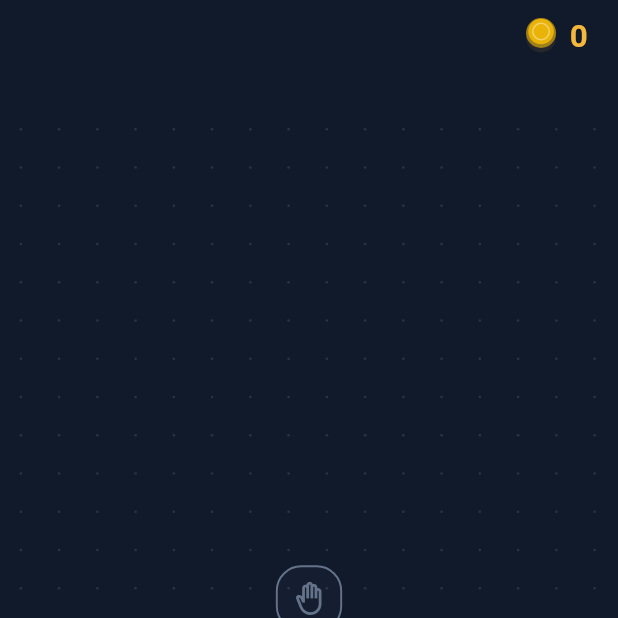
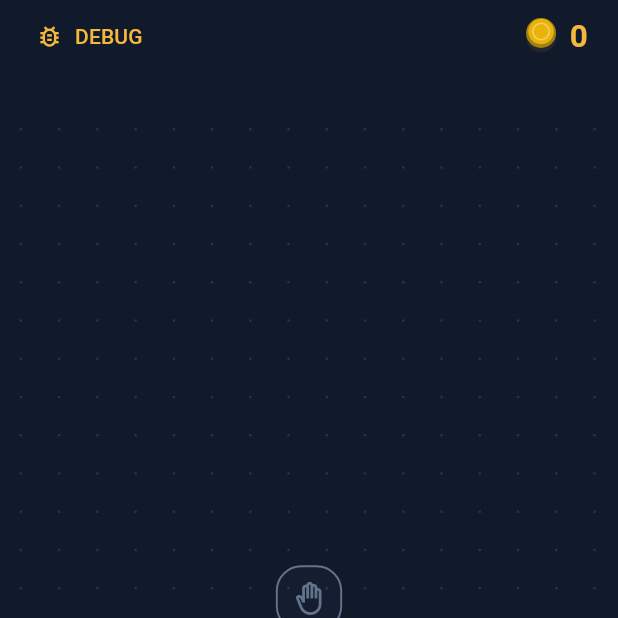
Before and after one commit to migdlp/incremental_hole_game, a Flutter app: the screen it shows after launch, after a tap on "Ir al árbol de mejoras", on a phone screen of 412 x 824 dp, the top half of it. Run offline on Flutter 3.47's test engine with Material 3 defaults, Android fonts, the phone set to English and light mode, and no system bars; our stand-ins replace shared_preferences; missing offline and left inert: flame.

Commit message:
fix: expose debug button and adjust board layout

```diff
--- a/lib/app/game_app.dart
+++ b/lib/app/game_app.dart
@@ -414,7 +414,7 @@ class _DayScreenState extends State<DayScreen> {
                                 ),
                                 const SizedBox(height: 8),
                                 const Text(
-                                  'El tiempo está detenido. Tu jardín te espera.',
+                                  'El tiempo está detenido.',
                                   textAlign: TextAlign.center,
                                 ),
                                 SwitchListTile(
--- a/lib/features/board/domain/board.dart
+++ b/lib/features/board/domain/board.dart
@@ -60,8 +60,8 @@ class Board {
     broomPosition = Vec(width - broomHalfWidth - 20, 100);
   }
   static const width = 360.0, height = 560.0;
-  static const hole = Vec(180, 60);
-  static const generator = Vec(180, 412);
+  static const hole = Vec(180, 50);
+  static const generator = Vec(180, 480);
   final DaySettings settings;
   final CaptureCombo combo;
   final SpecialAbilities specials;
--- a/lib/features/upgrades/presentation/skill_tree_screen.dart
+++ b/lib/features/upgrades/presentation/skill_tree_screen.dart
@@ -1,7 +1,6 @@
 import 'dart:async';
 import 'dart:math' as math;
 import 'package:flutter/material.dart';
-import 'package:flutter/gestures.dart';
 import 'package:flutter/services.dart';
 import '../../../app/game_session.dart';
 import '../../board/presentation/coin_icon.dart';
@@ -191,29 +190,16 @@ class _SkillTreeScreenState extends State<SkillTreeScreen>
         backgroundColor: _background,
         automaticallyImplyLeading: false,
         toolbarHeight: 48,
-        title: session.debugEnabled
-            ? TextButton.icon(
+        centerTitle: false,
+        titleSpacing: 12,
+        title: TextButton.icon(
           key: const ValueKey('tree-debug-tools'),
           onPressed: _openDebug,
           icon: const Icon(Icons.bug_report_outlined, size: 18),
           label: const Text('DEBUG'),
-              )
-            : null,
+        ),
         actions: [
-          RawGestureDetector(
-            key: const ValueKey('tree-debug-entry'),
-            gestures: {
-              LongPressGestureRecognizer:
-                  GestureRecognizerFactoryWithHandlers<
-                    LongPressGestureRecognizer
-                  >(
-                    () => LongPressGestureRecognizer(
-                      duration: const Duration(seconds: 3),
-                    ),
-                    (recognizer) => recognizer.onLongPress = _openDebug,
-                  ),
-            },
-            child: Padding(
+          Padding(
             padding: const EdgeInsets.fromLTRB(0, 0, 20, 0),
             child: Row(
               children: [
@@ -228,7 +214,6 @@ class _SkillTreeScreenState extends State<SkillTreeScreen>
                   ),
                 ),
               ],
-              ),
             ),
           ),
         ],
```
Also changed, not shown: lib/features/board/presentation/garden_game.dart (+0 -7 lines), 7 other files. Lines whose indentation alone changed are shown as unchanged.
